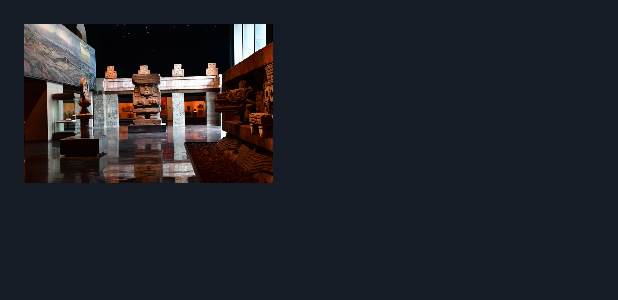
After one commit to webonauta/AppTurismo, an Android app: the layout activity_place_detail.xml on its own in the app's theme, with its tools: preview values and no code run, on a phone screen of 412 x 824 dp. The commit adds this screen. Shown: the top 300 px of the screen. Run offline under Robolectric (Android 15) with nearby library versions, the phone set to English and light mode, and no system bars.

Commit message:
Se agrego la seccion de detalles y una animacion entre PlaceAvtivity y PlaceActivityDetail

```diff
--- /dev/null
+++ b/app/src/main/res/layout/activity_place_detail.xml
@@ -0,0 +1,21 @@
+<?xml version="1.0" encoding="utf-8"?>
+<androidx.constraintlayout.widget.ConstraintLayout xmlns:android="http://schemas.android.com/apk/res/android"
+    xmlns:app="http://schemas.android.com/apk/res-auto"
+    xmlns:tools="http://schemas.android.com/tools"
+    android:layout_width="match_parent"
+    android:layout_height="match_parent"
+    tools:context=".PlaceDetailActivity"
+    android:background="@color/colorPrimary">
+
+    <ImageView
+        android:transitionName="sharedName"
+        android:scaleType="centerCrop"
+        android:id="@+id/detail_place_img"
+        android:layout_width="166dp"
+        android:layout_height="106dp"
+        android:layout_marginStart="16dp"
+        android:layout_marginTop="16dp"
+        app:layout_constraintStart_toStartOf="parent"
+        app:layout_constraintTop_toTopOf="parent"
+        app:srcCompat="@drawable/place01" />
+</androidx.constraintlayout.widget.ConstraintLayout>
```
Also changed, not shown: app/src/main/java/com/example/appturismo/PlaceDetailActivity.java (added, +26 -0 lines), app/src/main/java/com/example/appturismo/PlaceItemClickListener.java (added, +9 -0 lines), app/src/main/java/com/example/appturismo/PlacesActivity.java (+23 -2 lines).
